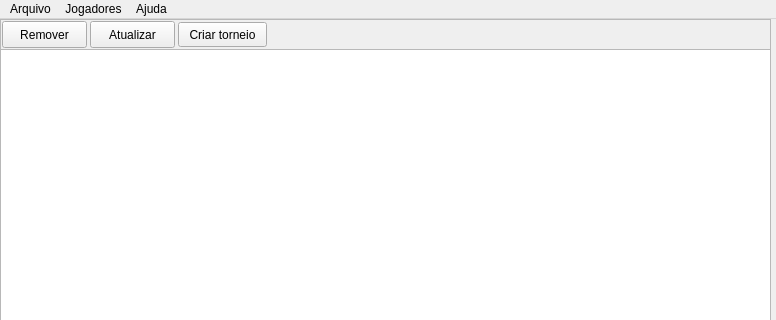
Old version of the form ui/mainWindow.ui in the repository h3nnn4n/coisado-next; both pictures show x 0 to 776 and y 0 to 320 of the 776 by 543 pixel window.
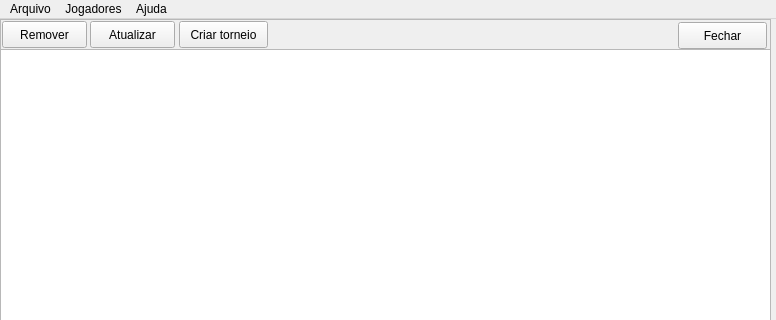
New version of the form.

The edit to the form file:
```diff
--- a/ui/mainWindow.ui
+++ b/ui/mainWindow.ui
@@ -74,16 +74,29 @@
     <widget class="QPushButton" name="buttonNovoTorneio">
      <property name="geometry">
       <rect>
-       <x>178</x>
-       <y>3</y>
+       <x>179</x>
+       <y>2</y>
        <width>89</width>
-       <height>25</height>
+       <height>27</height>
       </rect>
      </property>
      <property name="text">
       <string>Criar torneio</string>
      </property>
     </widget>
+    <widget class="QPushButton" name="buttonSair">
+     <property name="geometry">
+      <rect>
+       <x>678</x>
+       <y>3</y>
+       <width>89</width>
+       <height>27</height>
+      </rect>
+     </property>
+     <property name="text">
+      <string>Fechar</string>
+     </property>
+    </widget>
    </widget>
   </widget>
   <widget class="QMenuBar" name="menubar">
```
